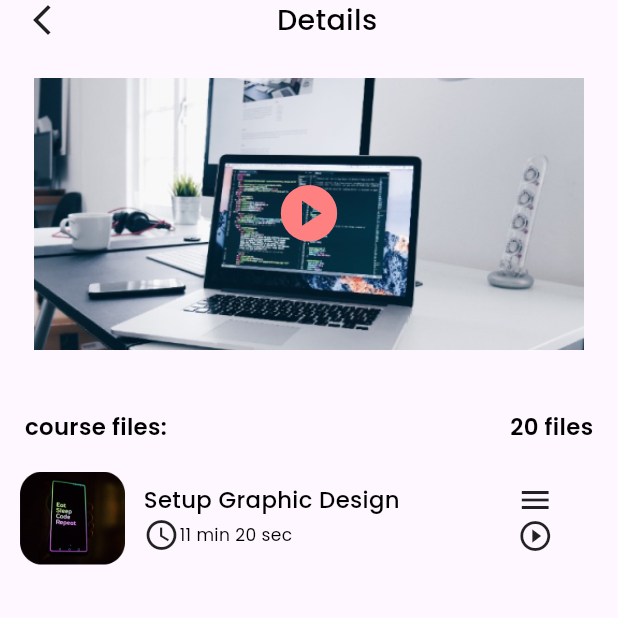
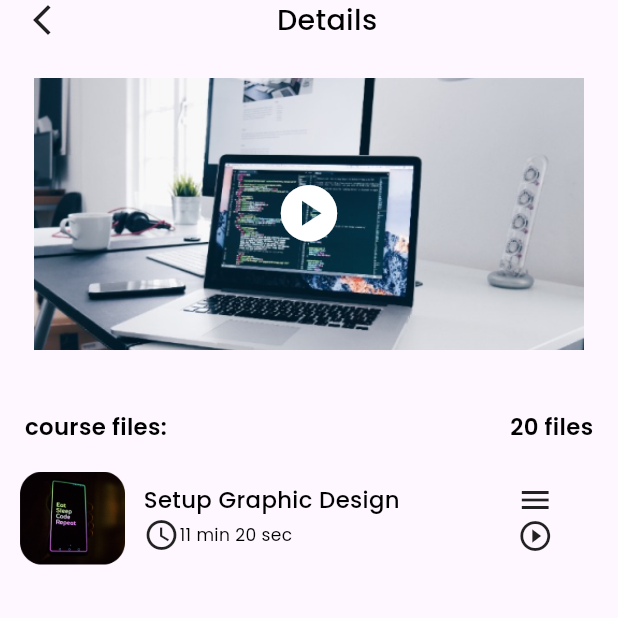
Before and after one commit to PradiptaAhmad/iLearn_project, a Flutter app: the DetailMyCourses screen opened directly, on a phone screen of 412 x 824 dp, the top half of it. Run offline on Flutter 3.47's test engine with Material 3 defaults, Android fonts, the phone set to English and light mode, and no system bars; our stand-ins replace cloud_firestore, firebase_auth, firebase_core, firebase_storage, get, google_fonts and 3 more; missing offline and left inert: dart:ffi; accounts and stored records are empty.

Commit message:
[alyaa] update playvid

```diff
--- a/lib/main.dart
+++ b/lib/main.dart
@@ -32,7 +32,7 @@ class MyApp extends StatelessWidget {
       // getPages: AppPages.pages,
       // initialRoute: RouteName.register,
       // initialBinding: RegisterB(),
-      home: DetailMyCourses(),
+      home: ForYou(),
     );
   }
 }
--- a/lib/pages/foryou_page/foryou.dart
+++ b/lib/pages/foryou_page/foryou.dart
@@ -17,7 +17,7 @@ class ForYou extends StatelessWidget {
           AppBarCustom(appBarText: 'For You',),
           SizedBox(height:screenHeight*0.003 ,),
           Category(),
-          ForYouCard()
+          // ForYouCard()
         ],
       ),
     );
--- a/lib/pages/mycourses_page/mycourses_detailpage.dart
+++ b/lib/pages/mycourses_page/mycourses_detailpage.dart
@@ -33,7 +33,7 @@ class DetailMyCourses extends StatelessWidget {
                 child: Icon(
                   Icons.play_circle,
                   size: 45, // Adjust the size as needed
-                  color: primaryColor, // Customize the color
+                  color: Colors.white, // Customize the color
                 ),
               ),
             ),
```
